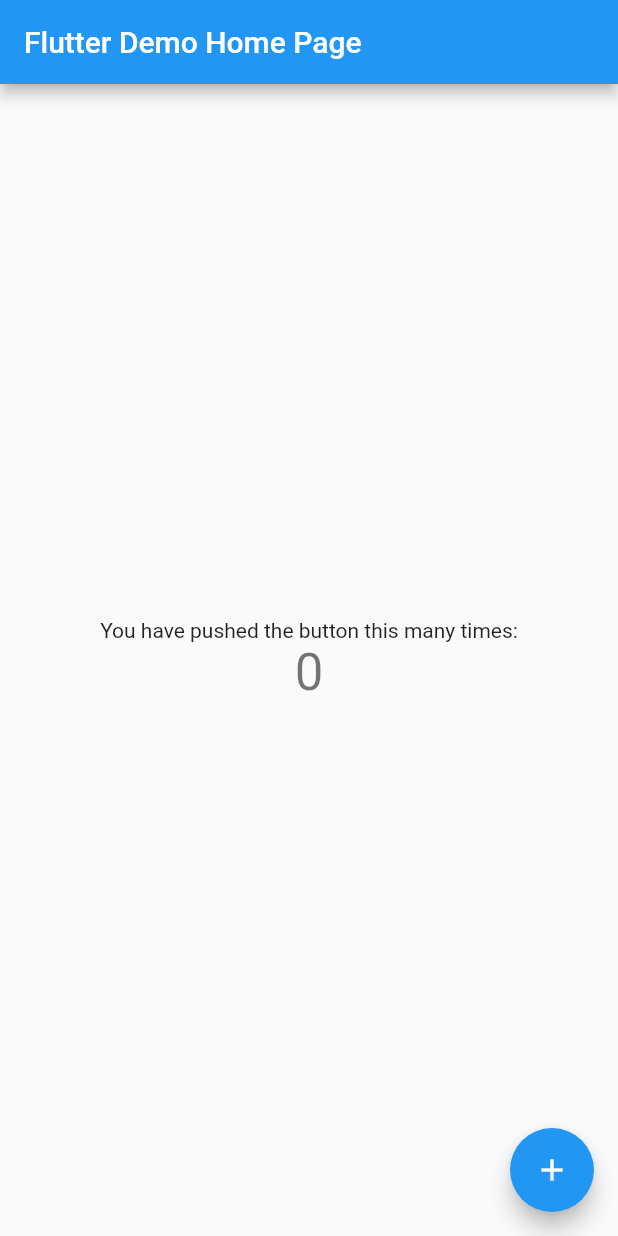
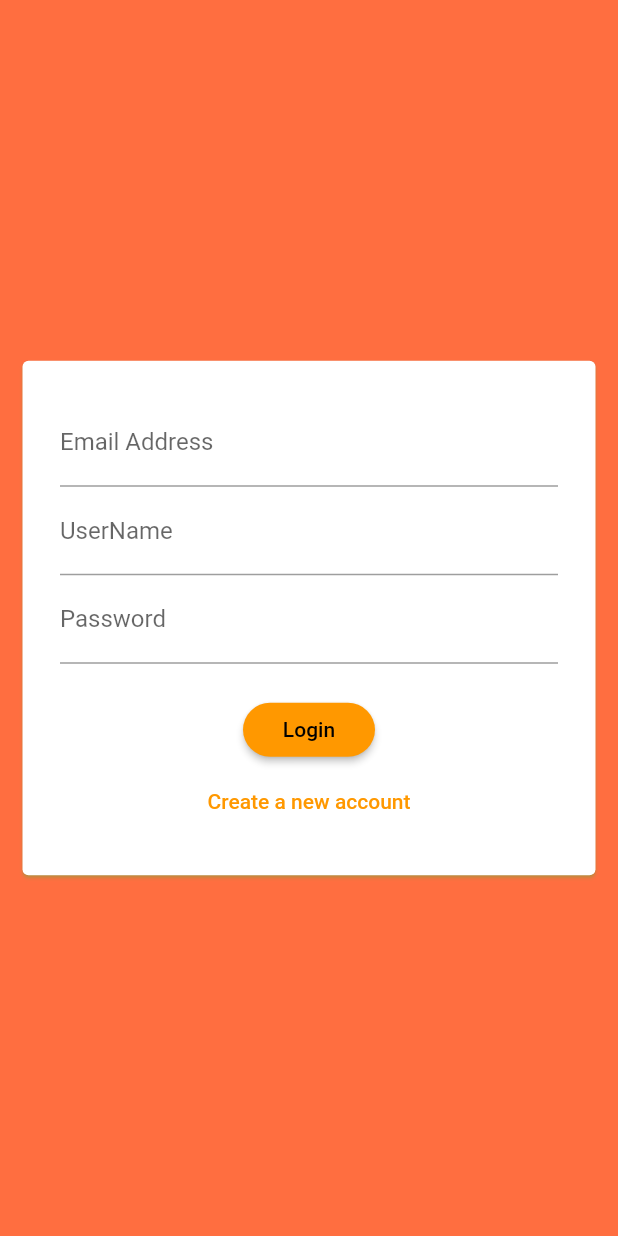
Before and after one commit to GeethKuldeep/Authentication_email-password, a Flutter app: the screen it shows after launch, on a phone screen of 412 x 824 dp. Run offline on Flutter 3.47's test engine with Material 2 defaults, Android fonts, the phone set to English and light mode, and no system bars; our stand-ins replace cloud_firestore, firebase_core; accounts and stored records are empty.

Commit message:
basic skeleton

```diff
--- a/lib/main.dart
+++ b/lib/main.dart
@@ -1,113 +1,37 @@
+
+import 'package:firebase_chat_app/screens/authscreen.dart';
+import 'package:flutter/cupertino.dart';
 import 'package:flutter/material.dart';
+import 'package:firebase_core/firebase_core.dart';
+import 'screens/authscreen.dart';
 
-void main() {
+void main() async {
+  WidgetsFlutterBinding.ensureInitialized();
+  await Firebase.initializeApp();
   runApp(MyApp());
 }
 
-class MyApp extends StatelessWidget {
-  // This widget is the root of your application.
+class MyApp extends StatefulWidget {
+  @override
+  _MyAppState createState() => _MyAppState();
+}
+
+class _MyAppState extends State<MyApp> {
   @override
   Widget build(BuildContext context) {
     return MaterialApp(
-      title: 'Flutter Demo',
       theme: ThemeData(
-        // This is the theme of your application.
-        //
-        // Try running your application with "flutter run". You'll see the
-        // application has a blue toolbar. Then, without quitting the app, try
-        // changing the primarySwatch below to Colors.green and then invoke
-        // "hot reload" (press "r" in the console where you ran "flutter run",
-        // or simply save your changes to "hot reload" in a Flutter IDE).
-        // Notice that the counter didn't reset back to zero; the application
-        // is not restarted.
-        primarySwatch: Colors.blue,
+        primarySwatch: Colors.orange,
+        backgroundColor: Colors.orange,
+        accentColor: Colors.blue,
+        accentColorBrightness: Brightness.dark,
+        buttonTheme: ButtonTheme.of(context).copyWith(
+          buttonColor: Colors.orange,
+          textTheme: ButtonTextTheme.primary,
+          shape: RoundedRectangleBorder(borderRadius: BorderRadius.circular(20))
+        )
       ),
-      home: MyHomePage(title: 'Flutter Demo Home Page'),
+      home: AuthScreen(),
     );
   }
 }
-
-class MyHomePage extends StatefulWidget {
-  MyHomePage({Key key, this.title}) : super(key: key);
-
-  // This widget is the home page of your application. It is stateful, meaning
-  // that it has a State object (defined below) that contains fields that affect
-  // how it looks.
-
-  // This class is the configuration for the state. It holds the values (in this
-  // case the title) provided by the parent (in this case the App widget) and
-  // used by the build method of the State. Fields in a Widget subclass are
-  // always marked "final".
-
-  final String title;
-
-  @override
-  _MyHomePageState createState() => _MyHomePageState();
-}
-
-class _MyHomePageState extends State<MyHomePage> {
-  int _counter = 0;
-
-  void _incrementCounter() {
-    setState(() {
-      // This call to setState tells the Flutter framework that something has
-      // changed in this State, which causes it to rerun the build method below
-      // so that the display can reflect the updated values. If we changed
-      // _counter without calling setState(), then the build method would not be
-      // called again, and so nothing would appear to happen.
-      _counter++;
-    });
-  }
-
-  @override
-  Widget build(BuildContext context) {
-    // This method is rerun every time setState is called, for instance as done
-    // by the _incrementCounter method above.
-    //
-    // The Flutter framework has been optimized to make rerunning build methods
-    // fast, so that you can just rebuild anything that needs updating rather
-    // than having to individually change instances of widgets.
-    return Scaffold(
-      appBar: AppBar(
-        // Here we take the value from the MyHomePage object that was created by
-        // the App.build method, and use it to set our appbar title.
-        title: Text(widget.title),
-      ),
-      body: Center(
-        // Center is a layout widget. It takes a single child and positions it
-        // in the middle of the parent.
-        child: Column(
-          // Column is also a layout widget. It takes a list of children and
-          // arranges them vertically. By default, it sizes itself to fit its
-          // children horizontally, and tries to be as tall as its parent.
-          //
-          // Invoke "debug painting" (press "p" in the console, choose the
-          // "Toggle Debug Paint" action from the Flutter Inspector in Android
-          // Studio, or the "Toggle Debug Paint" command in Visual Studio Code)
-          // to see the wireframe for each widget.
-          //
-          // Column has various properties to control how it sizes itself and
-          // how it positions its children. Here we use mainAxisAlignment to
-          // center the children vertically; the main axis here is the vertical
-          // axis because Columns are vertical (the cross axis would be
-          // horizontal).
-          mainAxisAlignment: MainAxisAlignment.center,
-          children: <Widget>[
-            Text(
-              'You have pushed the button this many times:',
-            ),
-            Text(
-              '$_counter',
-              style: Theme.of(context).textTheme.headline4,
-            ),
-          ],
-        ),
-      ),
-      floatingActionButton: FloatingActionButton(
-        onPressed: _incrementCounter,
-        tooltip: 'Increment',
-        child: Icon(Icons.add),
-      ), // This trailing comma makes auto-formatting nicer for build methods.
-    );
-  }
-}
--- /dev/null
+++ b/lib/screens/authscreen.dart
@@ -0,0 +1,18 @@
+import 'package:flutter/cupertino.dart';
+import 'package:flutter/material.dart';
+import 'package:firebase_chat_app/widgets/Authform.dart';
+
+class AuthScreen extends StatefulWidget {
+  @override
+  _AuthScreenState createState() => _AuthScreenState();
+}
+
+class _AuthScreenState extends State<AuthScreen> {
+  @override
+  Widget build(BuildContext context) {
+    return Scaffold(
+      backgroundColor: Colors.deepOrangeAccent,
+      body:Authform()
+    );
+  }
+}
--- /dev/null
+++ b/lib/widgets/Authform.dart
@@ -0,0 +1,105 @@
+import 'package:flutter/material.dart';
+
+class Authform extends StatefulWidget {
+  @override
+  _AuthformState createState() => _AuthformState();
+}
+
+class _AuthformState extends State<Authform> {
+
+  String _userEmail = '';
+  String _userName = '';
+  String _userPassword = '';
+
+  final _formkey=GlobalKey<FormState>();
+  void trySubmit(){
+    final isValid=_formkey.currentState.validate();
+    FocusScope.of(context).unfocus();
+    if(isValid){
+      _formkey.currentState.save();
+      print(_userEmail);
+      print(_userName);
+      print(_userPassword);
+
+    }
+
+  }
+
+  @override
+  Widget build(BuildContext context) {
+    return Center(
+      child: Card(
+        color: Colors.white,
+        shadowColor: Colors.lightGreenAccent,
+        margin: EdgeInsets.all(15),
+        child: SingleChildScrollView(
+          child: Padding(
+            padding: EdgeInsets.all(25),
+            child: Form(
+              key: _formkey,
+              child: Column(
+                //mainAxisSize: MainAxisSize.min,
+                mainAxisAlignment: MainAxisAlignment.spaceEvenly,
+                children: [
+                  TextFormField(
+                    validator: (value){
+                      if (value.isEmpty || !value.contains('@') || !value.contains('gmail.com') && !value.contains('yahoo.com')){
+                        return 'Hey Asshole enter a valid email';
+                      }
+                      return null;
+                    },
+                    cursorColor: Colors.deepOrangeAccent,
+                    keyboardType: TextInputType.emailAddress,
+                    decoration: InputDecoration(
+                        labelText: 'Email Address'),
+                    onSaved:(value){
+                      _userEmail=value;
+                    },
+                  ),
+                  TextFormField(
+                    validator: (value){
+                      if (value.isEmpty || value.length<4){
+                        return 'Enter atleast 4 characters';
+                      }
+                      return null;
+                    },
+                    cursorColor: Colors.deepOrangeAccent,
+                    decoration: InputDecoration(labelText: "UserName"),
+                    onSaved:(value){
+                      _userName=value;
+                    },
+                  ),
+                  TextFormField(
+                      validator: (value){
+                        if (value.isEmpty || value.length<7){
+                          return 'Password must be at least 7 characters long';
+                        }
+                        return null;
+                      },
+                      cursorColor: Colors.deepOrangeAccent,
+                    decoration: InputDecoration(labelText: "Password"),
+                    obscureText: true,
+                    onSaved:(value){
+                      _userPassword=value;
+                    },
+                  ),
+                  SizedBox(height: 20),
+                  RaisedButton(
+                    child: Text("Login"),
+                    onPressed: trySubmit,
+                  ),
+                  FlatButton(
+                    textColor: Theme.of(context).primaryColor,
+                    child: Text("Create a new account"),
+                    onPressed: (){},
+                  )
+                ],
+              ),
+            ),
+
+          ),
+        ),
+      ),
+    );
+  }
+}
--- a/pubspec.yaml
+++ b/pubspec.yaml
@@ -21,6 +21,8 @@
   sdk: ">=2.7.0 <3.0.0"
 
 dependencies:
+  cloud_firestore: ^0.14.3+1
+  firebase_core : ^0.5.0
   flutter:
     sdk: flutter
 
```
Also changed, not shown: lib/screens/chatscreen.dart (added, +37 -0 lines), pubspec.lock, 4 other files.
